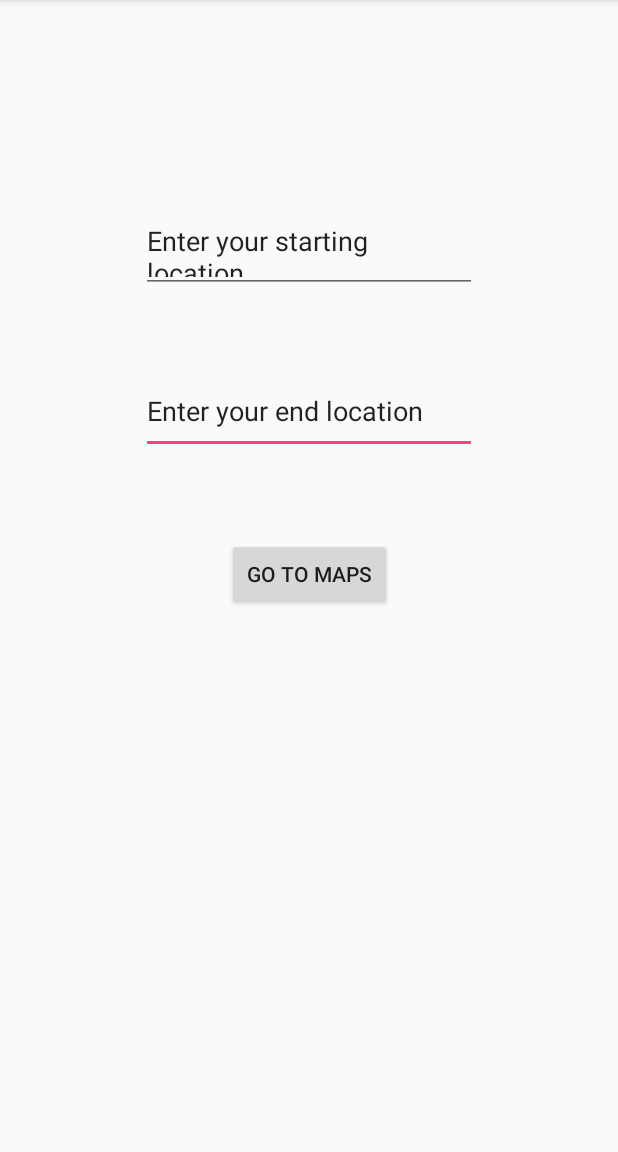
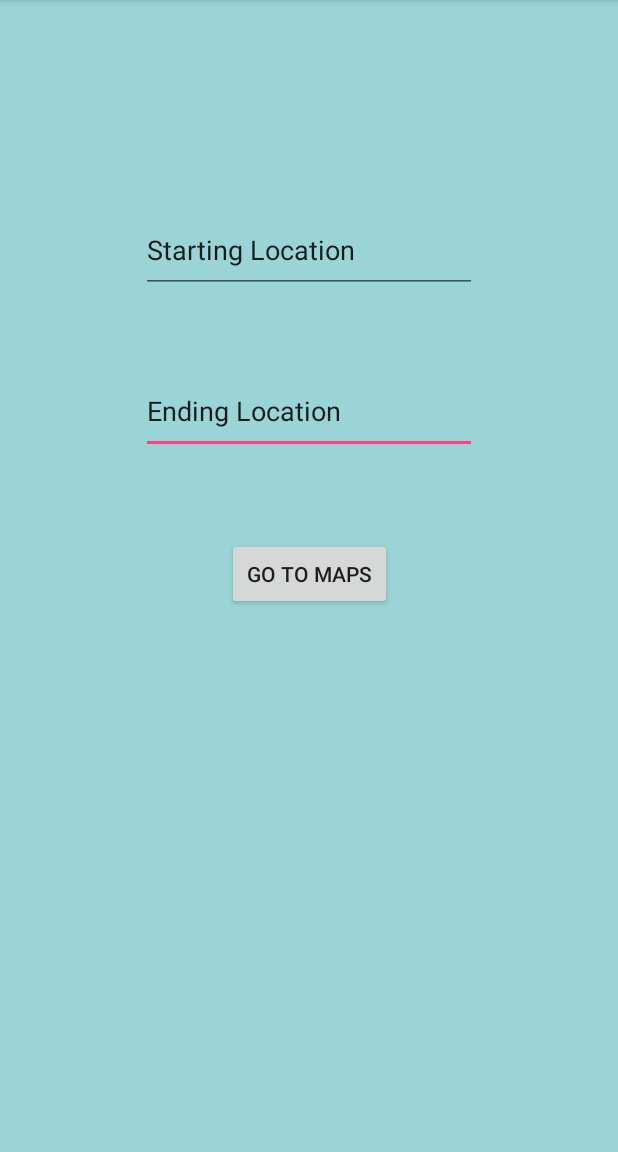
Before and after one commit to StrideSafe/StrideSafe, an Android app: the DecisionsActivity screen opened directly, with no data from a screen before it, on a phone screen of 412 x 824 dp, the part 84-1236 px from its top. Run offline under Robolectric (Android 15) with nearby library versions, the phone set to English and light mode, and no system bars.

Commit message:
Updated UI - Backgrounds

```diff
--- a/app/src/main/res/layout/activity_contacts.xml
+++ b/app/src/main/res/layout/activity_contacts.xml
@@ -4,7 +4,8 @@
     xmlns:tools="http://schemas.android.com/tools"
     android:id="@+id/coordinatorLayout"
     android:layout_width="match_parent"
-    android:layout_height="match_parent">
+    android:layout_height="match_parent"
+    android:background="#9AD4D6">
 
     <Button
         android:id="@+id/selectContacts"
--- a/app/src/main/res/layout/activity_decisions.xml
+++ b/app/src/main/res/layout/activity_decisions.xml
@@ -4,7 +4,8 @@
     xmlns:tools="http://schemas.android.com/tools"
     android:layout_width="match_parent"
     android:layout_height="match_parent"
-    tools:context=".DecisionsActivity">
+    tools:context=".DecisionsActivity"
+    android:background="#9AD4D6">
 
     <EditText
         android:id="@+id/UserEndLoc"
@@ -16,7 +17,7 @@
         android:layout_marginRight="8dp"
         android:layout_marginStart="8dp"
         android:layout_marginTop="8dp"
-        android:text="Enter your end location"
+        android:text="Ending Location"
         app:layout_constraintBottom_toBottomOf="parent"
         app:layout_constraintEnd_toEndOf="parent"
         app:layout_constraintStart_toStartOf="parent"
@@ -51,7 +52,7 @@
         android:layout_marginRight="8dp"
         android:layout_marginStart="8dp"
         android:layout_marginTop="8dp"
-        android:text="Enter your starting location"
+        android:text="Starting Location"
         app:layout_constraintBottom_toBottomOf="parent"
         app:layout_constraintEnd_toEndOf="parent"
         app:layout_constraintStart_toStartOf="parent"
--- a/app/src/main/res/layout/activity_go_information.xml
+++ b/app/src/main/res/layout/activity_go_information.xml
@@ -4,6 +4,7 @@
     xmlns:tools="http://schemas.android.com/tools"
     android:layout_width="match_parent"
     android:layout_height="match_parent"
-    tools:context=".goInformation">
+    tools:context=".goInformation"
+    android:background="#9AD4D6">
 
 </android.support.constraint.ConstraintLayout>
--- a/app/src/main/res/layout/activity_help.xml
+++ b/app/src/main/res/layout/activity_help.xml
@@ -4,7 +4,8 @@
     xmlns:tools="http://schemas.android.com/tools"
     android:id="@+id/coordinatorLayout"
     android:layout_width="match_parent"
-    android:layout_height="match_parent">
+    android:layout_height="match_parent"
+    android:background="#9AD4D6">
 
     <android.support.design.widget.AppBarLayout
         android:id="@+id/appBarLayout"
--- a/app/src/main/res/layout/activity_main.xml
+++ b/app/src/main/res/layout/activity_main.xml
@@ -4,7 +4,8 @@
     xmlns:tools="http://schemas.android.com/tools"
     android:layout_width="match_parent"
     android:layout_height="match_parent"
-    tools:context="com.example.joyce.stridesafe.MainActivity">
+    tools:context="com.example.joyce.stridesafe.MainActivity"
+    android:background="#9AD4D6">
 
     <Button
         android:id="@+id/goButton"
--- a/app/src/main/res/layout/activity_settings.xml
+++ b/app/src/main/res/layout/activity_settings.xml
@@ -4,7 +4,8 @@
     xmlns:app="http://schemas.android.com/apk/res-auto"
     xmlns:tools="http://schemas.android.com/tools"
     android:layout_width="match_parent"
-    android:layout_height="match_parent">
+    android:layout_height="match_parent"
+    android:background="#9AD4D6">
 
     <android.support.v7.widget.RecyclerView
         android:id="@+id/settingsOptions"
--- a/app/src/main/res/layout/content_help.xml
+++ b/app/src/main/res/layout/content_help.xml
@@ -6,6 +6,7 @@
     android:layout_height="match_parent"
     app:layout_behavior="@string/appbar_scrolling_view_behavior"
     tools:context=".HelpActivity"
-    tools:showIn="@layout/activity_help">
+    tools:showIn="@layout/activity_help"
+    android:background="#9AD4D6">
 
 </android.support.constraint.ConstraintLayout>
```
